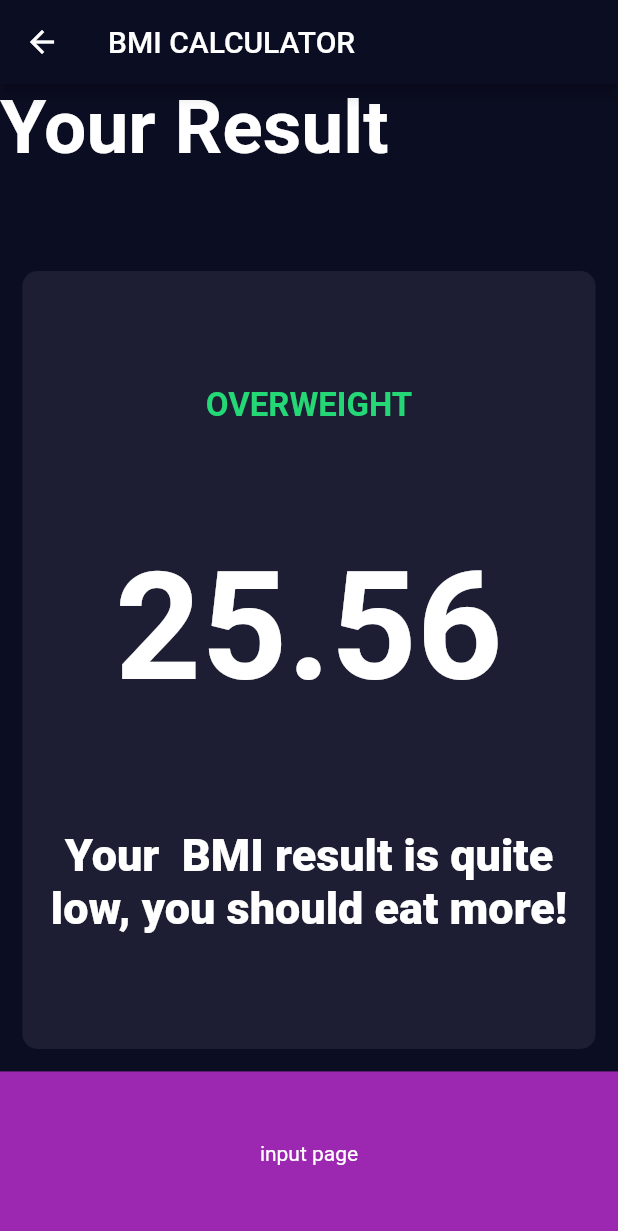
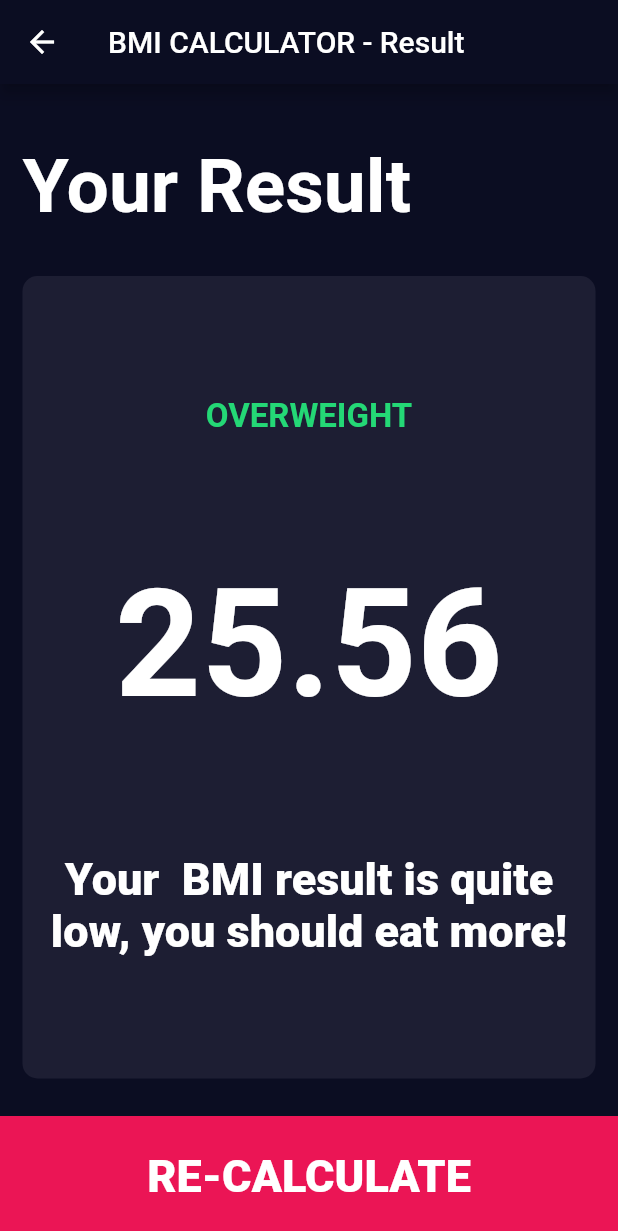
Before and after one commit to gartservice/bmi_calculator, a Flutter app: the ResultPage screen opened by its route, on a phone screen of 412 x 824 dp. Shown: the top 1231 px of the screen. Run offline on Flutter 3.47's test engine with Material 2 defaults, Android fonts, the phone set to English and light mode, and no system bars; our stand-ins replace font_awesome_flutter.

Commit message:
Bottom button added to result page

```diff
--- a/lib/components/bottom_button.dart
+++ b/lib/components/bottom_button.dart
@@ -11,7 +11,7 @@ class BottomButton extends StatelessWidget {
     return GestureDetector(
       onTap: onTap,
       child: Container(
-        child: Text(text),
+        child: Center(child: Text(text , style: kNumberTextStyle,)),
         height: kBottomButtonHeight,
         color: kBottomContainerColour,
         width: double.infinity,
--- a/lib/screens/input_page.dart
+++ b/lib/screens/input_page.dart
@@ -40,7 +40,7 @@ class _InputPageState extends State<InputPage> {
     return Scaffold(
       appBar: AppBar(
         centerTitle: true,
-        title: Text('BMI CALCULATOR'),
+        title: Text('BMI CALCULATOR input'),
       ),
       body: Column(
         children: [
--- a/lib/screens/result_page.dart
+++ b/lib/screens/result_page.dart
@@ -1,18 +1,21 @@
 import 'package:bmi_calculator/constants.dart';
 import 'package:bmi_calculator/components/reusable_card.dart';
 import 'package:flutter/material.dart';
+import 'package:bmi_calculator/components/bottom_button.dart';
 
 class ResultPage extends StatelessWidget {
   @override
   Widget build(BuildContext context) {
     return Scaffold(
-      appBar: AppBar(title: Text('BMI CALCULATOR')),
+      appBar: AppBar(title: Text('BMI CALCULATOR - Result')),
       body: Column(
         mainAxisAlignment: MainAxisAlignment.spaceEvenly,
         crossAxisAlignment: CrossAxisAlignment.stretch,
         children: [
           Expanded(
             child: Container(
+              padding: EdgeInsets.all(15.0),
+              alignment: Alignment.bottomLeft,
               child: Text(
                 'Your Result',
                 style: kTitleTextStyle,
@@ -44,20 +47,11 @@ class ResultPage extends StatelessWidget {
               ),
             ),
           ),
-          Expanded(
-            child: GestureDetector(
+          BottomButton(
               onTap: () {
                 Navigator.pushNamed(context, '/');
               },
-              child: Container(
-                alignment: Alignment.center,
-                color: Colors.purple,
-                height: 40,
-                width: 80,
-                child: Text('input page'),
-              ),
-            ),
-          ),
+              text: 'RE-CALCULATE'),
         ],
       ),
     );
```
